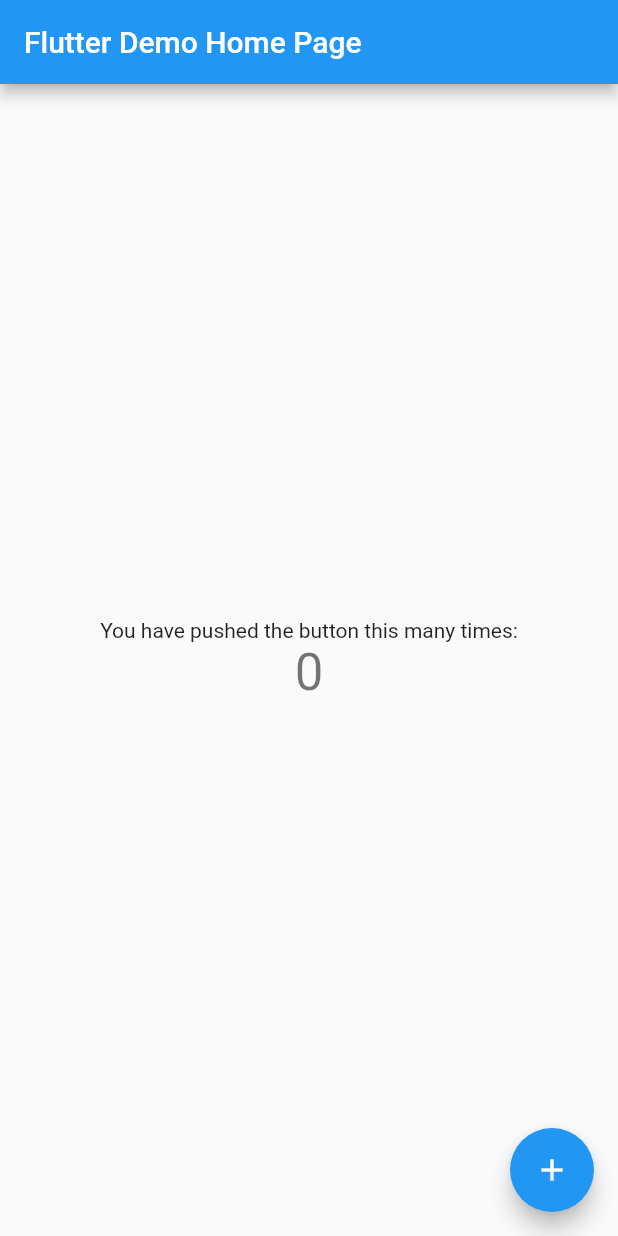
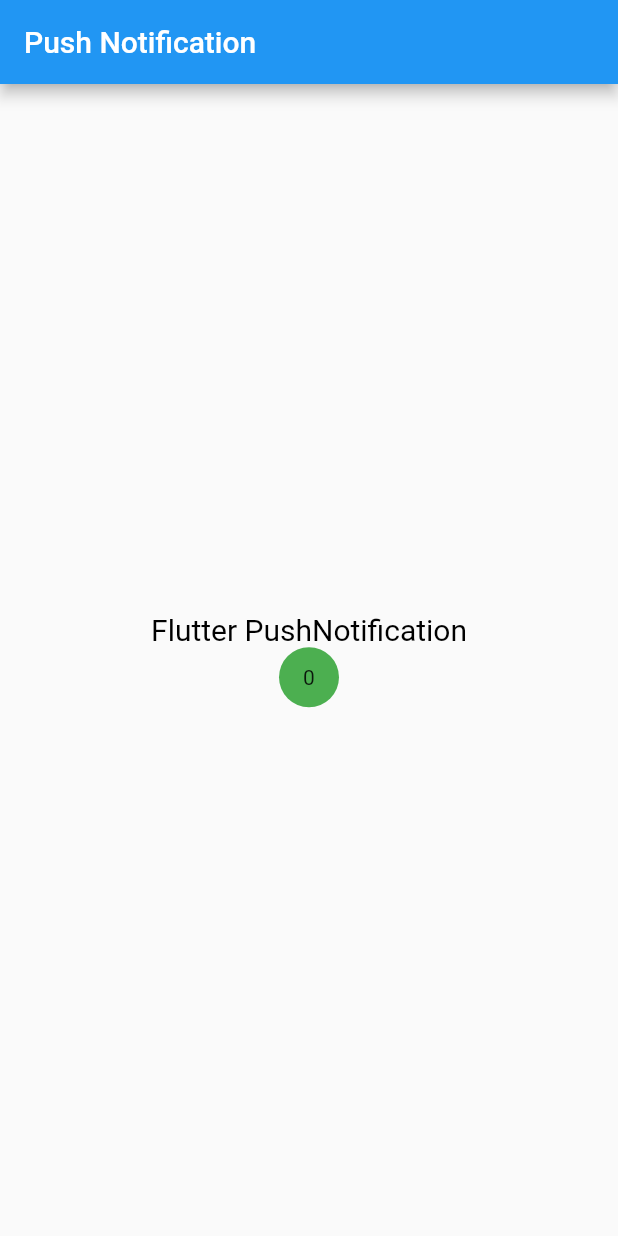
Before and after one commit to pshanmukha/flutter_notifications, a Flutter app: the screen it shows after launch, on a phone screen of 412 x 824 dp. Run offline on Flutter 3.47's test engine with Material 2 defaults, Android fonts, the phone set to English and light mode, and no system bars; drawn by our look-alikes of overlay_support; our stand-ins replace firebase_core, firebase_messaging; accounts and stored records are empty.

Commit message:
firebase notification with overlay_support
1)FCMnotification on Foreground with overlap_support
2)FCM notification on Background state
3)FCM notification on Terminate state

```diff
--- a/lib/main.dart
+++ b/lib/main.dart
@@ -1,39 +1,17 @@
 import 'package:firebase_core/firebase_core.dart';
+import 'package:firebase_fcm_notifications_exp/model/push_notificaton_model.dart';
+import 'package:firebase_fcm_notifications_exp/widgets/notification_badge.dart';
 import 'package:firebase_messaging/firebase_messaging.dart';
 import 'package:flutter/material.dart';
-import 'package:flutter_local_notifications/flutter_local_notifications.dart';
+import 'package:overlay_support/overlay_support.dart';
 
-const AndroidNotificationChannel channel = AndroidNotificationChannel(
-  'high_importance_channel',
-  'High Importance Notification',
-  description: 'This channel is used for important notifications',
-  importance: Importance.high,
-  playSound: true,
-);
 
-final FlutterLocalNotificationsPlugin flutterLocalNotificationsPlugin =
-    FlutterLocalNotificationsPlugin();
 
-Future<void> _firebaseMessagingBackgroundHandler(RemoteMessage message) async {
-  await Firebase.initializeApp();
-  print('A background message just showed up : ${message.messageId}');
-}
 
-Future<void> main() async {
-  WidgetsFlutterBinding.ensureInitialized();
-  await Firebase.initializeApp();
-  FirebaseMessaging.onBackgroundMessage(_firebaseMessagingBackgroundHandler);
 
-  await flutterLocalNotificationsPlugin
-      .resolvePlatformSpecificImplementation<
-          AndroidFlutterLocalNotificationsPlugin>()
-      ?.createNotificationChannel(channel);
 
-  await FirebaseMessaging.instance.setForegroundNotificationPresentationOptions(
-    alert: true,
-    badge: true,
-    sound: true,
-  );
+main()  {
+
   runApp(const MyApp());
 }
 
@@ -43,129 +21,152 @@ class MyApp extends StatelessWidget {
   // This widget is the root of your application.
   @override
   Widget build(BuildContext context) {
-    return MaterialApp(
-      title: 'Flutter Demo',
-      theme: ThemeData(
-        primarySwatch: Colors.blue,
+    return OverlaySupport(
+      child: MaterialApp(
+        title: 'Flutter Demo',
+        theme: ThemeData(
+          primarySwatch: Colors.blue,
+        ),
+        home: const HomePage(),
       ),
-      home: const MyHomePage(title: 'Flutter Demo Home Page'),
     );
   }
 }
 
-class MyHomePage extends StatefulWidget {
-  const MyHomePage({Key? key, required this.title}) : super(key: key);
-
-  // This widget is the home page of your application. It is stateful, meaning
-  // that it has a State object (defined below) that contains fields that affect
-  // how it looks.
-
-  // This class is the configuration for the state. It holds the values (in this
-  // case the title) provided by the parent (in this case the App widget) and
-  // used by the build method of the State. Fields in a Widget subclass are
-  // always marked "final".
-
-  final String title;
+class HomePage extends StatefulWidget {
+  const HomePage({Key? key}) : super(key: key);
 
   @override
-  State<MyHomePage> createState() => _MyHomePageState();
+  _HomePageState createState() => _HomePageState();
 }
 
-class _MyHomePageState extends State<MyHomePage> {
-  int _counter = 0;
+class _HomePageState extends State<HomePage> {
+  //Initiliaze some values
+  late final FirebaseMessaging _messaging;
+  int _totalNotificationCounter = 0;
+  //model
+  PushNotification? _notificationInfo;
+  //Register Notification
+  void registerNotification() async {
+    await Firebase.initializeApp();
+    //instance for firebase messaging
+    _messaging = FirebaseMessaging.instance;
+
+    //Permissions for notification
+    //three types of states in Notification
+    //not determined(null), granted(true). decline(false)
+
+    NotificationSettings settings = await _messaging.requestPermission(
+      alert: true,
+      badge: true,
+      provisional: false,
+      sound: true,
+    );
+
+    if (settings.authorizationStatus == AuthorizationStatus.authorized) {
+      print('user granted the permission');
+
+      //main message
+      //listening to server notification
+      FirebaseMessaging.onMessage.listen((RemoteMessage message) {
+        PushNotification notification = PushNotification(
+          title: message.notification!.title,
+          body: message.notification!.body,
+          dataTitle: message.data['title'],
+          dataBody: message.data['body'],
+        );
+
+        setState(() {
+          _totalNotificationCounter++;
+          _notificationInfo = notification;
+        });
+
+        if(_notificationInfo != null) {
+          showSimpleNotification(
+            Text(_notificationInfo!.title!),
+            leading: NotificationBadge(totalNotification: _totalNotificationCounter),
+            subtitle: Text(_notificationInfo!.body!),
+            background: Colors.blue,
+            duration: const Duration(seconds: 2),
+          );
+        }
+      });
+    }
+    else{
+      print('user declined the permission');
+    }
+  }
+
+  void onBackgroundNotification() {
+    FirebaseMessaging.onMessageOpenedApp.listen((RemoteMessage message) {
+      PushNotification notification = PushNotification(
+        title: message.notification!.title,
+        body: message.notification!.body,
+        dataTitle: message.data['title'],
+        dataBody: message.data['body'],
+      );
+
+      setState(() {
+        _totalNotificationCounter++;
+        _notificationInfo = notification;
+      });
+    });
+  }
+
+  void onTerminateStateNotification() async {
+    await Firebase.initializeApp();
+    RemoteMessage? initialMessage = await FirebaseMessaging.instance.getInitialMessage();
+    if(initialMessage != null) {
+      PushNotification notification = PushNotification(
+        title: initialMessage.notification!.title,
+        body: initialMessage.notification!.body,
+        dataTitle: initialMessage.data['title'],
+        dataBody: initialMessage.data['body'],
+      );
+
+      setState(() {
+        _totalNotificationCounter++;
+        _notificationInfo = notification;
+      });
+    }
+  }
 
   @override
   void initState() {
+    registerNotification();
+    onBackgroundNotification();
+    onTerminateStateNotification();
     super.initState();
-    FirebaseMessaging.onMessage.listen((RemoteMessage message) {
-      RemoteNotification? notification = message.notification;
-      AndroidNotification? android = message.notification?.android;
-      if (notification != null && android != null) {
-        flutterLocalNotificationsPlugin.show(
-          notification.hashCode,
-          notification.title,
-          notification.body,
-          NotificationDetails(
-              android: AndroidNotificationDetails(
-            channel.id,
-            channel.name,
-            channelDescription: channel.description,
-            color: Colors.blue,
-            playSound: true,
-            icon: '@mipmap/ic_launcher',
-          )),
-        );
-      }
-    });
-    FirebaseMessaging.onMessageOpenedApp.listen((RemoteMessage message) {
-      print('A new onMessageOpenedApp event was published!');
-      RemoteNotification? notification = message.notification;
-      AndroidNotification? android = message.notification?.android;
-      if (notification != null && android != null) {
-        showDialog(
-            context: context,
-            builder: (_) {
-              return AlertDialog(
-                title: Text(notification.title!),
-                content: SingleChildScrollView(
-                  child: Column(
-                    crossAxisAlignment: CrossAxisAlignment.start,
-                    children: [
-                      Text(notification.body!),
-                    ],
-                  ),
-                ),
-              );
-            });
-      }
-    });
   }
-
-  void sendNotification() {
-    setState(() {
-      _counter++;
-    });
-    flutterLocalNotificationsPlugin.show(
-      0,
-      'Testing $_counter',
-      'Local Notification',
-      NotificationDetails(
-          android: AndroidNotificationDetails(
-        channel.id,
-        channel.name,
-        channelDescription: channel.description,
-        color: Colors.blue,
-        playSound: true,
-        icon: '@mipmap/ic_launcher',
-      )),
-    );
-  }
-
   @override
   Widget build(BuildContext context) {
     return Scaffold(
-      appBar: AppBar(
-      title: Text(widget.title),
-      ),
-      body: Center(
-       child: Column(
-         mainAxisAlignment: MainAxisAlignment.center,
-          children: <Widget>[
-            const Text(
-              'You have pushed the button this many times:',
-            ),
-            Text(
-              '$_counter',
-              style: Theme.of(context).textTheme.headline4,
-            ),
-          ],
+      appBar: AppBar(title: const Text('Push Notification'),),
+      body: SafeArea(
+        child: Center(
+          child: Column(
+            mainAxisAlignment: MainAxisAlignment.center,
+            children:  [
+              const Text("Flutter PushNotification",
+              textAlign: TextAlign.center,
+              style: TextStyle(
+                color: Colors.black,
+                fontSize: 20,
+              ),),
+              NotificationBadge(totalNotification: _totalNotificationCounter),
+              _notificationInfo != null
+              ? Column(
+                mainAxisAlignment: MainAxisAlignment.center,
+                children: [
+                  Text('Title: ${_notificationInfo!.dataTitle ?? _notificationInfo!.title}'),
+                  Text('Body: ${_notificationInfo!.dataBody ?? _notificationInfo!.body}'),
+                ],
+              )
+                  : Container(),
+            ],
+          ),
         ),
       ),
-      floatingActionButton: FloatingActionButton(
-        onPressed: sendNotification,
-        tooltip: 'Increment',
-        child: const Icon(Icons.add),
-      ), // This trailing comma makes auto-formatting nicer for build methods.
     );
   }
 }
--- /dev/null
+++ b/lib/model/push_notificaton_model.dart
@@ -0,0 +1,10 @@
+class PushNotification{
+
+  String? title;
+  String? body;
+  String? dataTitle;
+  String? dataBody;
+
+  PushNotification({this.title, this.body, this.dataTitle, this.dataBody});
+
+}
--- /dev/null
+++ b/lib/widgets/notification_badge.dart
@@ -0,0 +1,24 @@
+import 'package:flutter/material.dart';
+
+class NotificationBadge extends StatelessWidget {
+  final int totalNotification;
+   NotificationBadge({Key? key, required this.totalNotification}) : super(key: key);
+
+  @override
+  Widget build(BuildContext context) {
+    return Container(
+      width: 40,
+      height: 40,
+      decoration: const BoxDecoration(
+        color: Colors.green,
+        shape: BoxShape.circle,
+      ),
+      child: Center(
+        child: Padding(
+          padding: const EdgeInsets.all(8.0),
+          child: Text('$totalNotification'),
+        ),
+      ),
+    );
+  }
+}
--- a/pubspec.yaml
+++ b/pubspec.yaml
@@ -32,6 +32,7 @@ dependencies:
   firebase_core: ^1.13.1
   firebase_messaging: ^11.2.11
   flutter_local_notifications: ^9.4.0
+  overlay_support: ^1.2.1
 
   # The following adds the Cupertino Icons font to your application.
   # Use with the CupertinoIcons class for iOS style icons.
```
Also changed, not shown: pubspec.lock, 1 other file.
